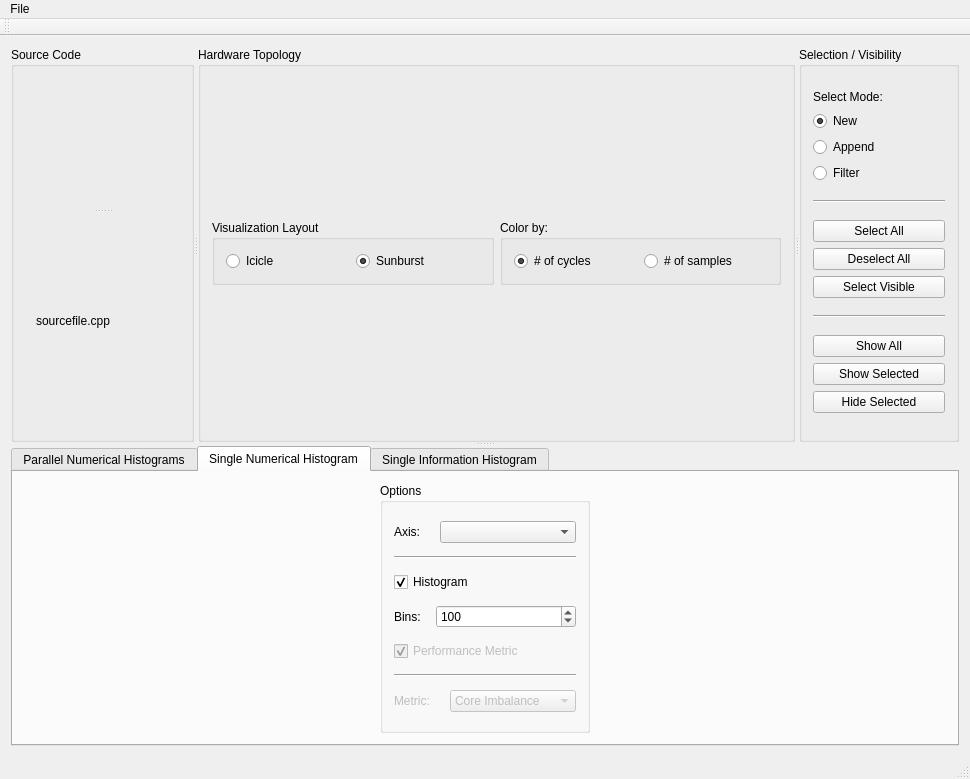
This is src/form.ui in LLNL/MemAxes as Qt 5 draws it before an edit. The edited form follows.
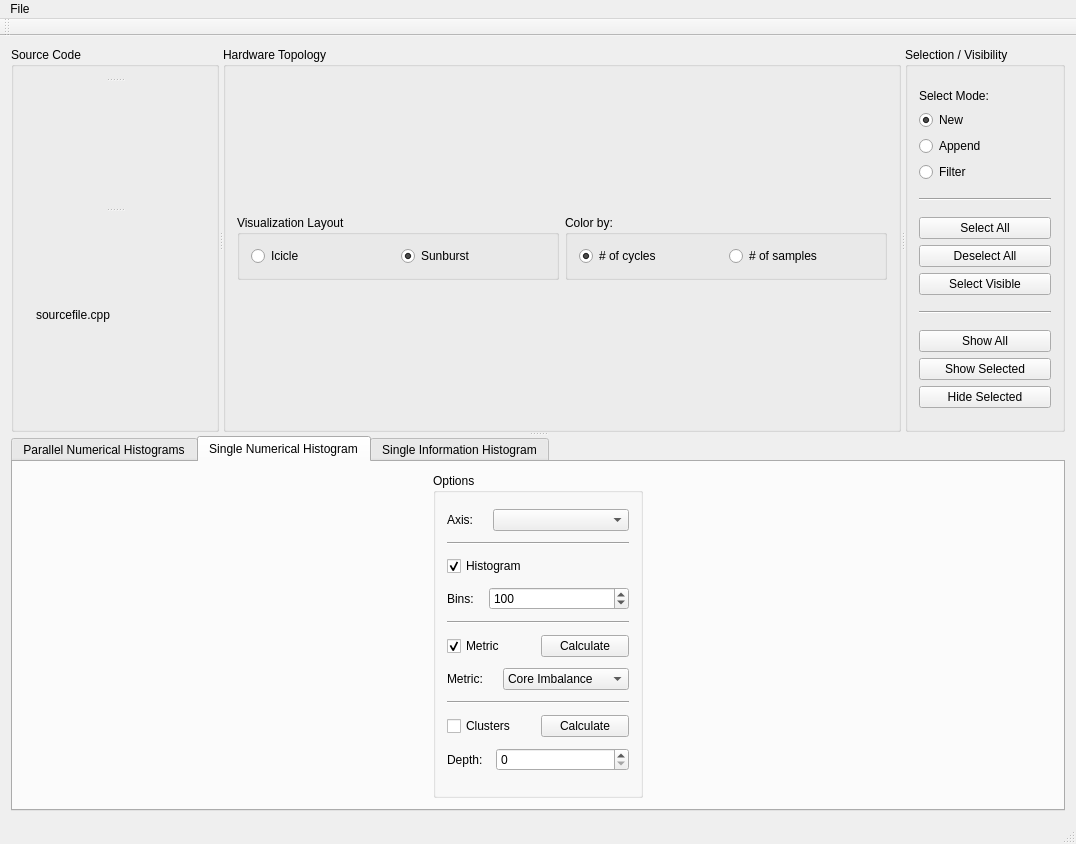
This is the edited form. The open tabs and pages were chosen to show the change.

Patch:
```diff
--- a/src/form.ui
+++ b/src/form.ui
@@ -6,8 +6,8 @@
    <rect>
     <x>0</x>
     <y>0</y>
-    <width>970</width>
-    <height>779</height>
+    <width>1076</width>
+    <height>844</height>
    </rect>
   </property>
   <property name="windowTitle">
@@ -55,14 +55,15 @@
            <property name="orientation">
             <enum>Qt::Vertical</enum>
            </property>
-           <widget class="QWidget" name="verticalLayoutWidget_2">
-            <layout class="QVBoxLayout" name="codeVizLayout"/>
-           </widget>
            <widget class="QSplitter" name="splitter">
             <property name="orientation">
              <enum>Qt::Vertical</enum>
             </property>
-            <widget class="QWidget" name="verticalLayoutWidget">
+           </widget>
+           <widget class="QWidget" name="horizontalLayoutWidget">
+            <layout class="QHBoxLayout" name="codeVizLayout"/>
+           </widget>
+           <widget class="QWidget" name="verticalLayoutWidget_2">
              <layout class="QVBoxLayout" name="codeEditorLayout">
               <item>
                <widget class="QLabel" name="codeLabel">
@@ -74,7 +75,6 @@
              </layout>
             </widget>
            </widget>
-          </widget>
          </item>
         </layout>
        </widget>
@@ -292,7 +292,7 @@
         </sizepolicy>
        </property>
        <property name="currentIndex">
-        <number>2</number>
+        <number>0</number>
        </property>
        <widget class="QWidget" name="parallelAxesTab">
         <attribute name="title">
@@ -398,12 +398,21 @@
              </layout>
             </item>
             <item>
+             <widget class="Line" name="line_3">
+              <property name="orientation">
+               <enum>Qt::Horizontal</enum>
+              </property>
+             </widget>
+            </item>
+            <item>
+             <layout class="QHBoxLayout" name="horizontalLayout_9">
+              <item>
              <widget class="QCheckBox" name="axisDrawMetrics">
               <property name="enabled">
-               <bool>false</bool>
+                 <bool>true</bool>
               </property>
               <property name="text">
-               <string>Performance Metric</string>
+                 <string>Metric</string>
               </property>
               <property name="checked">
                <bool>true</bool>
@@ -414,18 +423,20 @@
              </widget>
             </item>
             <item>
-             <widget class="Line" name="line_3">
-              <property name="orientation">
-               <enum>Qt::Horizontal</enum>
-              </property>
-             </widget>
+               <widget class="QPushButton" name="calcMetrics">
+                <property name="text">
+                 <string>Calculate</string>
+                </property>
+               </widget>
+              </item>
+             </layout>
             </item>
             <item>
              <layout class="QHBoxLayout" name="horizontalLayout_14">
               <item>
                <widget class="QLabel" name="label_7">
                 <property name="enabled">
-                 <bool>false</bool>
+                 <bool>true</bool>
                 </property>
                 <property name="maximumSize">
                  <size>
@@ -441,7 +452,7 @@
               <item>
                <widget class="QComboBox" name="metricBox">
                 <property name="enabled">
-                 <bool>false</bool>
+                 <bool>true</bool>
                 </property>
                 <item>
                  <property name="text">
@@ -472,6 +483,51 @@
               </item>
              </layout>
             </item>
+            <item>
+             <widget class="Line" name="line_6">
+              <property name="orientation">
+               <enum>Qt::Horizontal</enum>
+              </property>
+             </widget>
+            </item>
+            <item>
+             <layout class="QHBoxLayout" name="horizontalLayout_10">
+              <item>
+               <widget class="QCheckBox" name="axisDrawClusters">
+                <property name="text">
+                 <string>Clusters</string>
+                </property>
+               </widget>
+              </item>
+              <item>
+               <widget class="QPushButton" name="calcClusters">
+                <property name="text">
+                 <string>Calculate</string>
+                </property>
+               </widget>
+              </item>
+             </layout>
+            </item>
+            <item>
+             <layout class="QHBoxLayout" name="horizontalLayout_6">
+              <item>
+               <widget class="QLabel" name="label_3">
+                <property name="maximumSize">
+                 <size>
+                  <width>43</width>
+                  <height>16777215</height>
+                 </size>
+                </property>
+                <property name="text">
+                 <string>Depth:</string>
+                </property>
+               </widget>
+              </item>
+              <item>
+               <widget class="QSpinBox" name="setClusterDepth"/>
+              </item>
+             </layout>
+            </item>
            </layout>
           </widget>
          </item>
@@ -549,7 +605,7 @@
           </widget>
          </item>
          <item>
-          <layout class="QHBoxLayout" name="varVizLayout" stretch=""/>
+          <layout class="QHBoxLayout" name="infoVizLayout"/>
          </item>
         </layout>
        </widget>
@@ -563,7 +619,7 @@
     <rect>
      <x>0</x>
      <y>0</y>
-     <width>970</width>
+     <width>1076</width>
      <height>22</height>
     </rect>
    </property>
```
Lines whose indentation alone changed are shown as unchanged.
